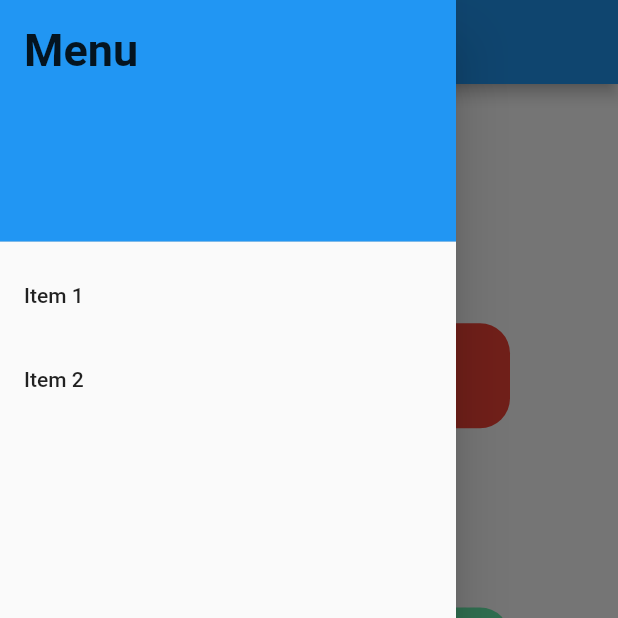
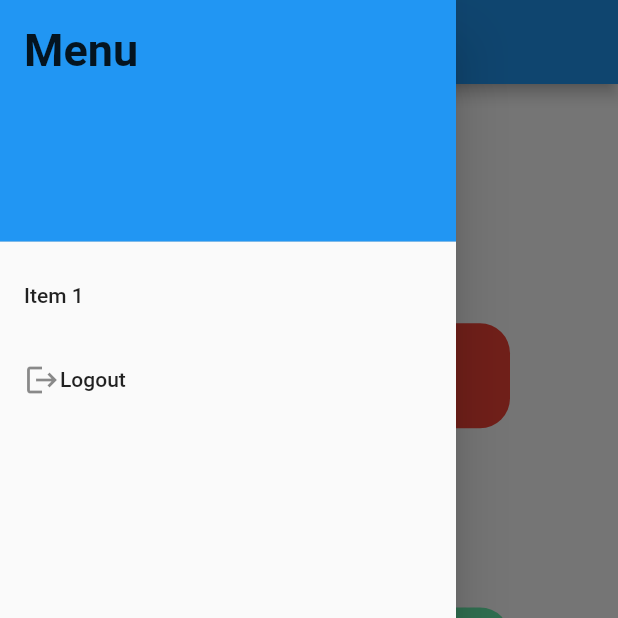
Before and after one commit to tnsmobilesolutions/tnshealth, a Flutter app: the DashBoard screen opened directly, with the side drawer open, on a phone screen of 412 x 824 dp, the top half of it. Run offline on Flutter 3.47's test engine with Material 2 defaults, Android fonts, the phone set to English and light mode, and no system bars; our stand-ins replace flutter_login, syncfusion_flutter_datepicker.

Commit message:
second commit

```diff
--- a/lib/screen/Dashboard.dart
+++ b/lib/screen/Dashboard.dart
@@ -1,4 +1,5 @@
 import 'package:flutter/material.dart';
+import 'package:tnshealth/screen/Login_Page.dart';
 import 'package:tnshealth/screen/allopathy.dart';
 import 'package:tnshealth/screen/ayurvedic.dart';
 import 'package:tnshealth/screen/homeopathy.dart';
@@ -43,12 +44,21 @@ class _DashBoardState extends State<DashBoard> {
               },
             ),
             ListTile(
-              title: const Text('Item 2'),
+              title: Row(
+                children: const <Widget>[
+                  Icon(Icons.logout),
+                  Text('Logout'),
+                ],
+              ),
               onTap: () {
                 // Update the state of the app
                 // ...
                 // Then close the drawer
-                Navigator.pop(context);
+                Navigator.push(context, MaterialPageRoute(
+                  builder: (context) {
+                    return const LoginPage();
+                  },
+                ));
               },
             ),
           ],
--- a/pubspec.yaml
+++ b/pubspec.yaml
@@ -35,6 +35,7 @@ dependencies:
   # Use with the CupertinoIcons class for iOS style icons.
   cupertino_icons: ^1.0.2
   flutter_login: ^3.1.0
+  syncfusion_flutter_datepicker: ^19.4.41
 
 dev_dependencies:
   flutter_test:
```
Also changed, not shown: lib/screen/allopathy.dart (+11 -0 lines), pubspec.lock.
